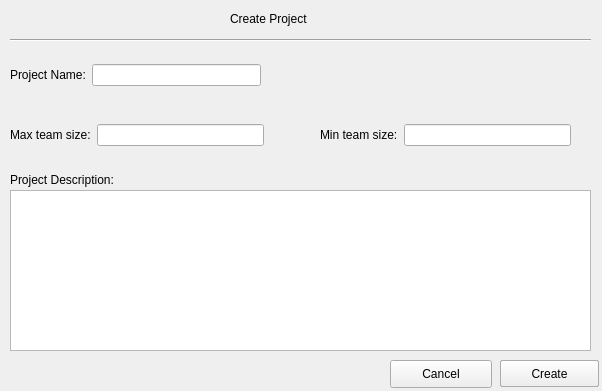
First picture: the form in D1/createprojectview.ui, repository GuelorEmanuel/Team-Tech-Support, before the edit.
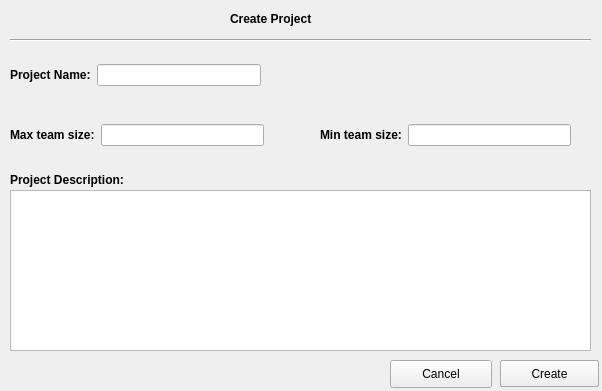
Second picture: the form after the edit.

What changed in the file:
```diff
--- a/D1/createprojectview.ui
+++ b/D1/createprojectview.ui
@@ -35,6 +35,12 @@
      <height>17</height>
     </rect>
    </property>
+   <property name="font">
+    <font>
+     <weight>75</weight>
+     <bold>true</bold>
+    </font>
+   </property>
    <property name="text">
     <string>Create Project</string>
    </property>
@@ -74,6 +80,12 @@
      <height>20</height>
     </rect>
    </property>
+   <property name="font">
+    <font>
+     <weight>75</weight>
+     <bold>true</bold>
+    </font>
+   </property>
    <property name="text">
     <string>Project Description:</string>
    </property>
@@ -100,6 +112,12 @@
    <layout class="QHBoxLayout" name="horizontalLayout_2">
     <item>
      <widget class="QLabel" name="label_3">
+      <property name="font">
+       <font>
+        <weight>75</weight>
+        <bold>true</bold>
+       </font>
+      </property>
       <property name="text">
        <string>Project Name:</string>
       </property>
@@ -122,6 +140,12 @@
    <layout class="QHBoxLayout" name="horizontalLayout_3">
     <item>
      <widget class="QLabel" name="label">
+      <property name="font">
+       <font>
+        <weight>75</weight>
+        <bold>true</bold>
+       </font>
+      </property>
       <property name="text">
        <string>Max team size:</string>
       </property>
@@ -144,6 +168,12 @@
    <layout class="QHBoxLayout" name="horizontalLayout_4">
     <item>
      <widget class="QLabel" name="label_4">
+      <property name="font">
+       <font>
+        <weight>75</weight>
+        <bold>true</bold>
+       </font>
+      </property>
       <property name="text">
        <string>Min team size:</string>
       </property>
```
